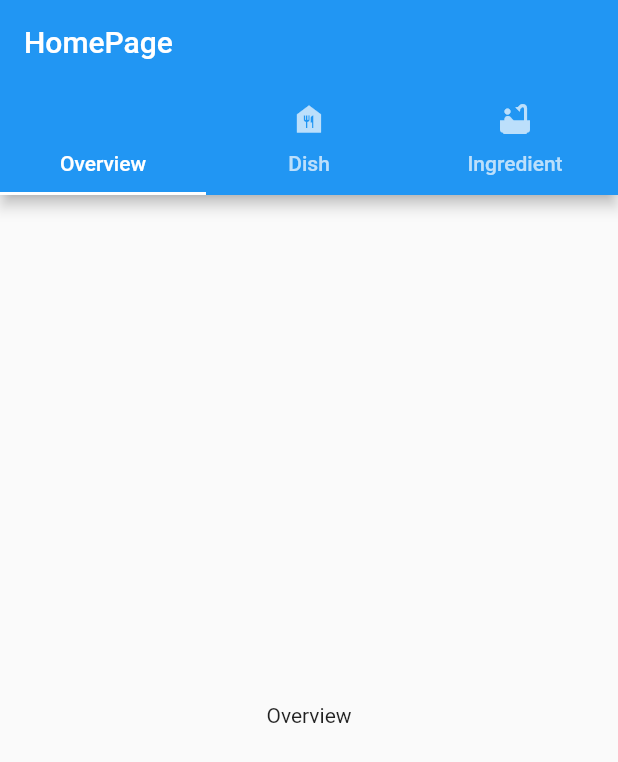
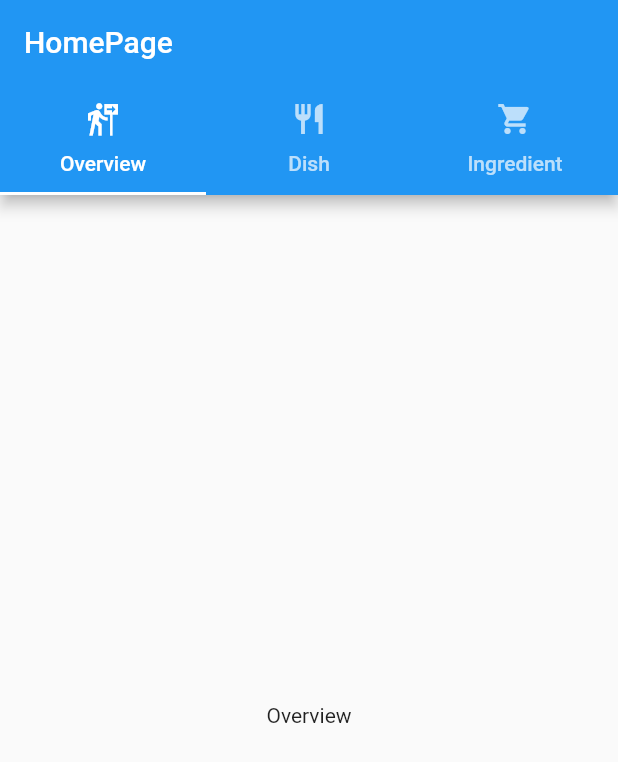
Before and after one commit to wu-lee/diabetic-diary, a Flutter app: the screen it shows after launch, on a phone screen of 412 x 824 dp. Shown: the top 762 px of the screen. Run offline on Flutter 3.47's test engine with Material 2 defaults, Android fonts, the light colour scheme and no system bars.

Commit message:
pick more sensible topic icons

```diff
--- a/lib/entities/dish.dart
+++ b/lib/entities/dish.dart
@@ -28,7 +28,7 @@ class DishTopic implements EntityTopic<Dish> {
   final Symbol name = #Dish;
 
   @override
-  final IconData icon = Icons.food_bank;
+  final IconData icon = Icons.restaurant;
 
   @override
   FloatingActionButton buildFloatingActionButton(BuildContext context) {
--- a/lib/entities/ingredient.dart
+++ b/lib/entities/ingredient.dart
@@ -40,7 +40,7 @@ class IngredientTopic implements EntityTopic<Ingredient> {
   final Symbol name = #Ingredient;
 
   @override
-  final IconData icon = Icons.bathtub;
+  final IconData icon = Icons.shopping_cart;
 
   @override
   FloatingActionButton buildFloatingActionButton(BuildContext context) {
--- a/lib/home_page.dart
+++ b/lib/home_page.dart
@@ -87,7 +87,7 @@ class _HomePageState extends State<HomePage> {
   Topic _currentTopic = topics[_initialTopic];
 
   static final topics = [
-    Topic(name: #Overview),
+    Topic(name: #Overview, icon: Icons.follow_the_signs),
     DishTopic(
       entities: db.dishes
           .getAll()
```
